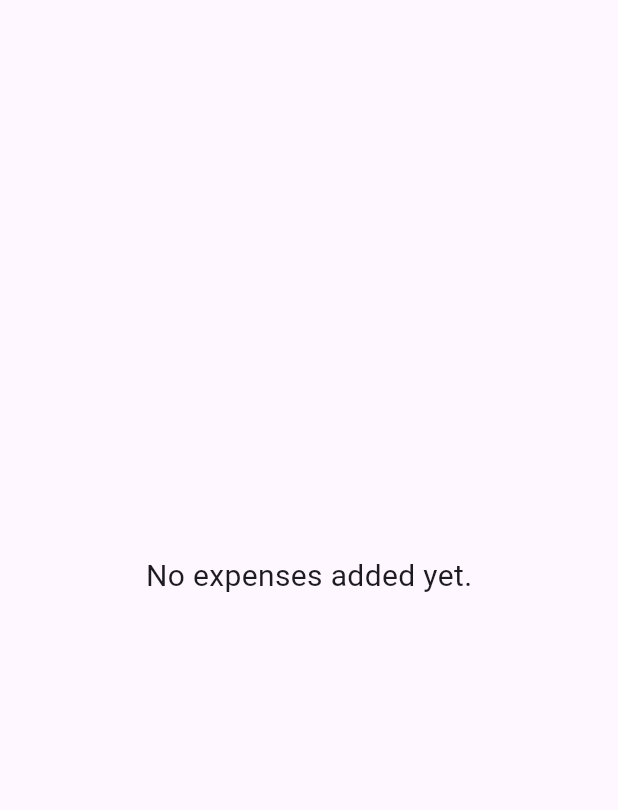
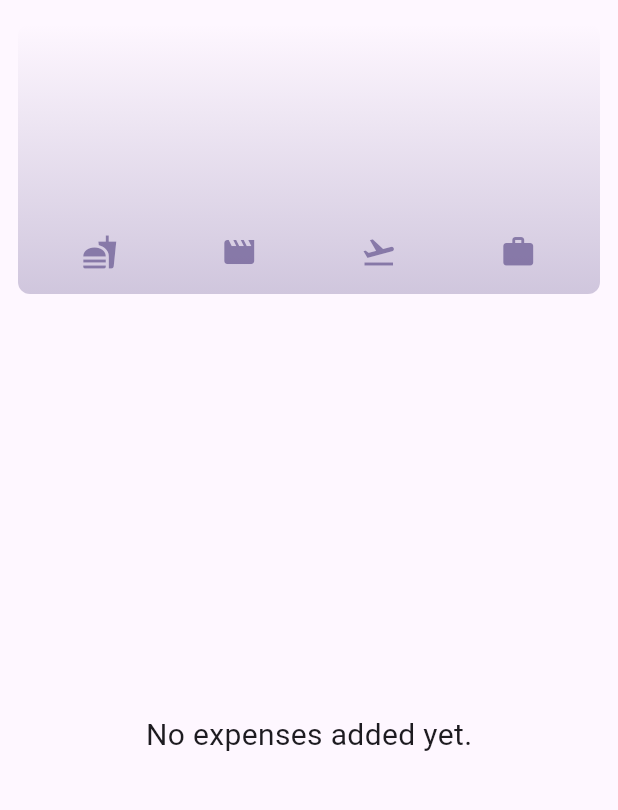
Before and after one commit to Satin3737/flutter_expense_tracker_app, a Flutter app: the screen it shows after launch, on a phone screen of 412 x 824 dp, the part 84-894 px from its top. Run offline on Flutter 3.47's test engine with Material 3 defaults, Android fonts, the phone set to English and light mode, and no system bars.

Commit message:
Added simple charts

```diff
--- a/lib/models/expense.dart
+++ b/lib/models/expense.dart
@@ -30,3 +30,23 @@ class Expense {
   IconData get iconData => categoryIcons[category]!;
   String get formatedDate => dateFormatter.format(date);
 }
+
+class ExpenseBucket {
+  const ExpenseBucket({required this.expenses, required this.category});
+
+  ExpenseBucket.forCategory(List<Expense> expenses, this.category)
+      : expenses =
+            expenses.where((expense) => expense.category == category).toList();
+
+  final Category category;
+  final List<Expense> expenses;
+
+  get totalExpenses =>
+      expenses.fold<double>(0, (sum, expense) => sum + expense.amount);
+//
+// static ExpenseBucket forCategory(List<Expense> expenses, Category category) {
+//   return expenses
+//       .where((expense) => expense.category == category)
+//       .fold<double>(0, (prev, element) => prev + element.amount);
+// }
+}
--- /dev/null
+++ b/lib/widgets/chart/chart.dart
@@ -0,0 +1,88 @@
+import 'package:flutter/material.dart';
+import 'package:flutter_expense_tracker_app/enum.dart';
+import 'package:flutter_expense_tracker_app/models/expense.dart';
+import 'package:flutter_expense_tracker_app/widgets/chart/chart_bar.dart';
+
+class Chart extends StatelessWidget {
+  const Chart({super.key, required this.expenses});
+
+  final List<Expense> expenses;
+
+  List<ExpenseBucket> get buckets {
+    return [
+      ExpenseBucket.forCategory(expenses, Category.food),
+      ExpenseBucket.forCategory(expenses, Category.leisure),
+      ExpenseBucket.forCategory(expenses, Category.travel),
+      ExpenseBucket.forCategory(expenses, Category.work),
+    ];
+  }
+
+  double get maxTotalExpense {
+    return buckets.fold<double>(0, (sum, bucket) => sum + bucket.totalExpenses);
+  }
+
+  @override
+  Widget build(BuildContext context) {
+    final isDarkMode =
+        MediaQuery.of(context).platformBrightness == Brightness.dark;
+
+    return Container(
+      margin: const EdgeInsets.symmetric(vertical: 16, horizontal: 4),
+      padding: const EdgeInsets.symmetric(
+        vertical: 16,
+        horizontal: 8,
+      ),
+      width: double.infinity,
+      height: 180,
+      decoration: BoxDecoration(
+        borderRadius: BorderRadius.circular(8),
+        gradient: LinearGradient(
+          colors: [
+            Theme.of(context).colorScheme.primary.withValues(alpha: 0.3),
+            Theme.of(context).colorScheme.primary.withValues(alpha: 0)
+          ],
+          begin: Alignment.bottomCenter,
+          end: Alignment.topCenter,
+        ),
+      ),
+      child: Column(
+        children: [
+          Expanded(
+            child: Row(
+              crossAxisAlignment: CrossAxisAlignment.end,
+              children: [
+                for (final bucket in buckets) // alternative to map()
+                  ChartBar(
+                    fill: bucket.totalExpenses == 0
+                        ? 0
+                        : bucket.totalExpenses / maxTotalExpense,
+                  ),
+              ],
+            ),
+          ),
+          const SizedBox(height: 12),
+          Row(
+            children: buckets
+                .map(
+                  (bucket) => Expanded(
+                    child: Padding(
+                      padding: const EdgeInsets.symmetric(horizontal: 4),
+                      child: Icon(
+                        categoryIcons[bucket.category],
+                        color: isDarkMode
+                            ? Theme.of(context).colorScheme.secondary
+                            : Theme.of(context)
+                                .colorScheme
+                                .primary
+                                .withValues(alpha: 0.7),
+                      ),
+                    ),
+                  ),
+                )
+                .toList(),
+          )
+        ],
+      ),
+    );
+  }
+}
--- /dev/null
+++ b/lib/widgets/chart/chart_bar.dart
@@ -0,0 +1,38 @@
+import 'package:flutter/material.dart';
+
+class ChartBar extends StatelessWidget {
+  const ChartBar({
+    super.key,
+    required this.fill,
+  });
+
+  final double fill;
+
+  @override
+  Widget build(BuildContext context) {
+    final isDarkMode =
+        MediaQuery.of(context).platformBrightness == Brightness.dark;
+
+    return Expanded(
+      child: Padding(
+        padding: const EdgeInsets.symmetric(horizontal: 4),
+        child: FractionallySizedBox(
+          heightFactor: fill,
+          child: DecoratedBox(
+            decoration: BoxDecoration(
+              shape: BoxShape.rectangle,
+              borderRadius:
+                  const BorderRadius.vertical(top: Radius.circular(8)),
+              color: isDarkMode
+                  ? Theme.of(context).colorScheme.secondary
+                  : Theme.of(context)
+                      .colorScheme
+                      .primary
+                      .withValues(alpha: 0.7),
+            ),
+          ),
+        ),
+      ),
+    );
+  }
+}
--- a/lib/widgets/expenses.dart
+++ b/lib/widgets/expenses.dart
@@ -1,6 +1,7 @@
 import 'package:flutter/material.dart';
 import 'package:flutter_expense_tracker_app/models/expense.dart';
 import 'package:flutter_expense_tracker_app/new_expense.dart';
+import 'package:flutter_expense_tracker_app/widgets/chart/chart.dart';
 import 'package:flutter_expense_tracker_app/widgets/expenses_list/expenses_list.dart';
 import 'package:flutter_expense_tracker_app/widgets/expenses_list/expenses_placeholder.dart';
 
@@ -63,6 +64,7 @@ class _ExpensesState extends State<Expenses> {
         padding: const EdgeInsets.symmetric(horizontal: 8),
         child: Column(
           children: [
+            Chart(expenses: _expenses),
             Expanded(
               child: content,
             ),
```
